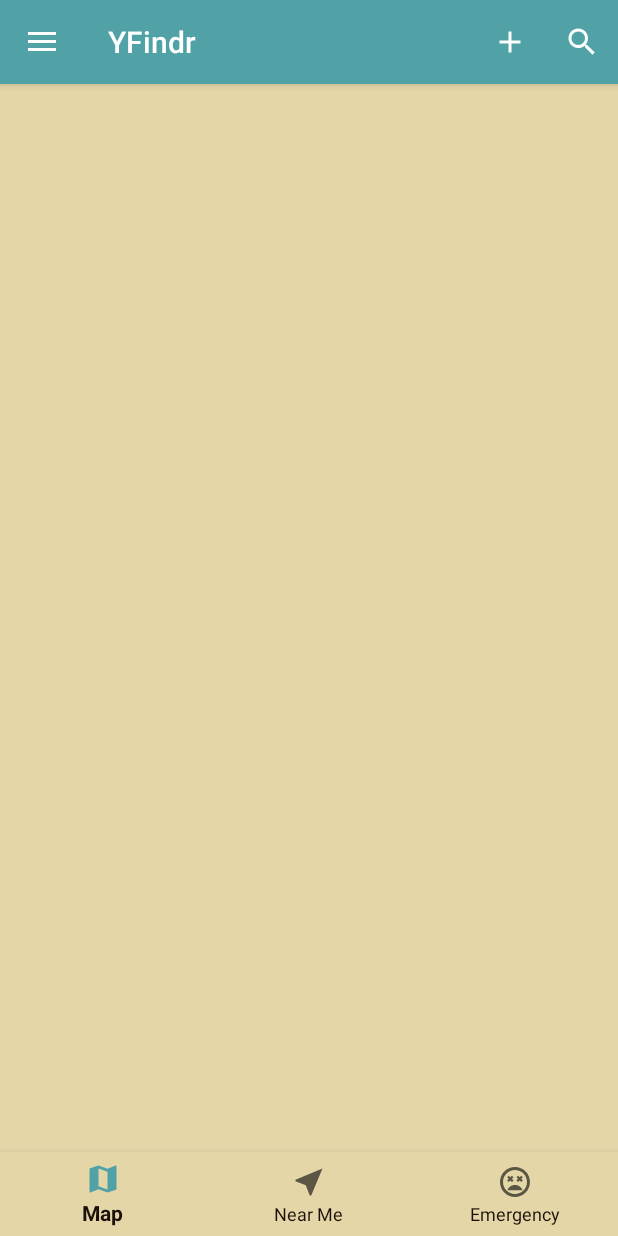
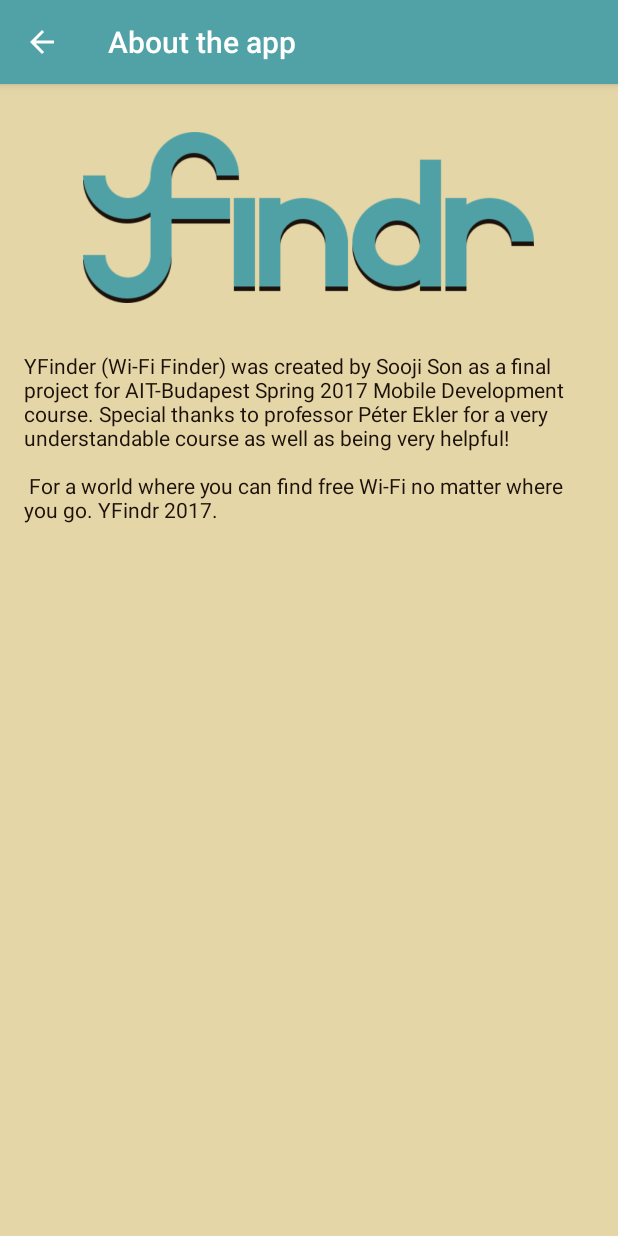
Before and after one commit to soojison/YFindr, an Android app: the screen it shows after launch once a user with an empty profile is signed in (MainActivity before the commit, AboutActivity after it), after a tap on "About", on a phone screen of 412 x 824 dp. Run offline under Robolectric (Android 15) with nearby library versions, the phone set to English and light mode, and no system bars; our stand-ins replace ButterKnife, Firebase (no records; nobody signed in at launch, a user with empty details on screens opened directly); libraries missing offline, so code that uses them is left out: com.ncapdevi.fragnav; 5 statements that could not run were skipped; 2 other taps on this screen came first.

Commit message:
YFindr: Basic features completed, now to cacheing

```diff
--- a/app/src/main/AndroidManifest.xml
+++ b/app/src/main/AndroidManifest.xml
@@ -39,7 +39,10 @@
         <activity
             android:name=".AddActivity"
             android:theme="@style/MainTheme" />
-        <activity android:name=".DetailsActivity"
+        <activity
+            android:name=".DetailsActivity"
+            android:theme="@style/MainTheme" />
+        <activity android:name=".AboutActivity"
             android:theme="@style/MainTheme"/>
     </application>
 
--- /dev/null
+++ b/app/src/main/java/io/github/soojison/yfindr/AboutActivity.java
@@ -0,0 +1,31 @@
+package io.github.soojison.yfindr;
+
+import android.support.v7.app.AppCompatActivity;
+import android.os.Bundle;
+import android.support.v7.widget.Toolbar;
+import android.view.View;
+
+public class AboutActivity extends AppCompatActivity {
+
+    @Override
+    protected void onCreate(Bundle savedInstanceState) {
+        super.onCreate(savedInstanceState);
+        setContentView(R.layout.activity_about);
+        initializeToolbar();
+    }
+
+    private void initializeToolbar() {
+        Toolbar toolbar = (Toolbar) findViewById(R.id.toolbar);
+        setSupportActionBar(toolbar);
+        if (getSupportActionBar() != null) {
+            getSupportActionBar().setTitle(R.string.title_activity_about);
+            getSupportActionBar().setDisplayHomeAsUpEnabled(true);
+        }
+        toolbar.setNavigationOnClickListener(new View.OnClickListener() {
+            @Override
+            public void onClick(View v) {
+                onBackPressed();
+            }
+        });
+    }
+}
--- a/app/src/main/java/io/github/soojison/yfindr/AddActivity.java
+++ b/app/src/main/java/io/github/soojison/yfindr/AddActivity.java
@@ -26,7 +26,6 @@ import com.google.firebase.database.FirebaseDatabase;
 
 import butterknife.BindView;
 import butterknife.ButterKnife;
-import butterknife.OnClick;
 import io.github.soojison.yfindr.data.MyLatLng;
 import io.github.soojison.yfindr.data.Pin;
 import xyz.hanks.library.SmallBang;
@@ -70,6 +69,7 @@ public class AddActivity extends AppCompatActivity {
         etAddress.setOnClickListener(new View.OnClickListener() {
             @Override
             public void onClick(View v) {
+                etAddress.setError(null);
                 PlacePicker.IntentBuilder builder = new PlacePicker.IntentBuilder();
                 try {
                     startActivityForResult(builder.build(AddActivity.this), PLACE_PICKER_REQUEST);
@@ -156,10 +156,12 @@ public class AddActivity extends AppCompatActivity {
 
     public boolean isValidPin() {
         if(TextUtils.isEmpty(etNetworkName.getText().toString())) {
+            etNetworkName.requestFocus();
             etNetworkName.setError(getString(R.string.network_name_invalid));
             return false;
         } else if(TextUtils.isEmpty(etAddress.getText().toString())) {
-            // TODO: not sure if this is working
+            etAddress.setFocusableInTouchMode(true);
+            etAddress.requestFocus();
             etAddress.setError(getString(R.string.network_address_invalid));
             return false;
         } else {
--- a/app/src/main/java/io/github/soojison/yfindr/LoginActivity.java
+++ b/app/src/main/java/io/github/soojison/yfindr/LoginActivity.java
@@ -7,8 +7,6 @@ import android.support.design.widget.TextInputEditText;
 import android.support.v7.app.AppCompatActivity;
 import android.os.Bundle;
 import android.text.TextUtils;
-import android.util.Log;
-import android.widget.EditText;
 import android.widget.Toast;
 
 import com.google.android.gms.tasks.OnCompleteListener;
@@ -63,7 +61,6 @@ public class LoginActivity extends AppCompatActivity {
                         FirebaseUser user = task.getResult().getUser();
                         user.updateProfile(new UserProfileChangeRequest.Builder().setDisplayName(
                                 getUsernameFromEmail(user.getEmail())).build());
-                        // TODO: String extract
                         Toast.makeText(LoginActivity.this, R.string.login_registration_successful,
                                 Toast.LENGTH_LONG).show();
                     } else {
@@ -123,7 +120,6 @@ public class LoginActivity extends AppCompatActivity {
 
     private boolean isFormValid() {
         if(TextUtils.isEmpty(etEmail.getText().toString())) {
-            //TODO: extract string
             etEmail.setError(getString(R.string.login_error_email));
             return false;
         } else if(TextUtils.isEmpty(etPassword.getText().toString())) {
--- a/app/src/main/java/io/github/soojison/yfindr/MainActivity.java
+++ b/app/src/main/java/io/github/soojison/yfindr/MainActivity.java
@@ -45,11 +45,10 @@ import io.github.soojison.yfindr.data.Pin;
 import io.github.soojison.yfindr.fragment.MapFragment;
 import io.github.soojison.yfindr.fragment.RecyclerFragment;
 
-// TODO: so how do you prevent user from seeing things when your current location is not ready?
-
 public class MainActivity extends AppCompatActivity
         implements NavigationView.OnNavigationItemSelectedListener, MapFragment.OnLocationUpdatedListener {
 
+    // TODO: Cache data so when the user has no internet connection they can use this app... like smh that's the whole purpose
     public static final String KEY_PIN = "pins";
     private static final int PLACE_AUTOCOMPLETE_REQUEST_CODE = 202;
 
@@ -206,7 +205,7 @@ public class MainActivity extends AppCompatActivity
         if (id == R.id.nav_logout) {
             showLogoutDialog();
         } else if (id == R.id.nav_about) {
-            // TODO: show about
+            startActivity(new Intent(MainActivity.this, AboutActivity.class));
         }
         DrawerLayout drawer = (DrawerLayout) findViewById(R.id.drawer_layout);
         drawer.closeDrawer(GravityCompat.START);
@@ -320,7 +319,6 @@ public class MainActivity extends AppCompatActivity
     @Override
     public void onLocationUpdated(Location location) {
         findNearbyPins(location);
-        Toast.makeText(this, "nearby pins: " + nearbyPins.size(), Toast.LENGTH_SHORT).show();
         getClosestPin(location);
     }
 
--- a/app/src/main/java/io/github/soojison/yfindr/fragment/RecyclerFragment.java
+++ b/app/src/main/java/io/github/soojison/yfindr/fragment/RecyclerFragment.java
@@ -1,6 +1,7 @@
 package io.github.soojison.yfindr.fragment;
 
 
+import android.content.Context;
 import android.os.Bundle;
 import android.support.annotation.Nullable;
 import android.support.v4.app.Fragment;
@@ -59,11 +60,12 @@ public class RecyclerFragment extends Fragment {
     @Override
     public void onResume() {
         super.onResume();
-        Toast.makeText(getContext(), "Resumed", Toast.LENGTH_SHORT).show();
-        populateRecycler();
+        populateRecycler(); // calling it here since the location updates things constantly
     }
 
     private void populateRecycler() {
+        // because of onresume, the recycler should empty when it gets resumed
+        pinAdapter.clear();
         if(((MainActivity) getContext()).getNearbyPins().isEmpty()) {
             // show condolences
             layoutSadface.setVisibility(View.VISIBLE);
--- /dev/null
+++ b/app/src/main/res/layout/activity_about.xml
@@ -0,0 +1,43 @@
+<?xml version="1.0" encoding="utf-8"?>
+<LinearLayout xmlns:android="http://schemas.android.com/apk/res/android"
+    xmlns:app="http://schemas.android.com/apk/res-auto"
+    xmlns:tools="http://schemas.android.com/tools"
+    android:layout_width="match_parent"
+    android:layout_height="match_parent"
+    android:orientation="vertical"
+    tools:context="io.github.soojison.yfindr.AboutActivity">
+
+    <include layout="@layout/toolbar_layout"/>
+
+    <ScrollView
+        android:layout_width="match_parent"
+        android:layout_height="match_parent">
+
+        <LinearLayout
+            android:layout_width="match_parent"
+            android:layout_height="wrap_content"
+            android:orientation="vertical"
+            android:padding="@dimen/activity_horizontal_margin">
+
+            <ImageView
+                android:layout_marginTop="@dimen/activity_horizontal_margin"
+                android:layout_marginBottom="32dp"
+                android:layout_width="wrap_content"
+                android:layout_height="wrap_content"
+                android:src="@drawable/findr_full"
+                android:layout_gravity="center"/>
+
+            <TextView
+                android:layout_width="match_parent"
+                android:layout_height="wrap_content"
+                android:text="@string/lorem_ipsum"
+                android:layout_marginBottom="@dimen/activity_horizontal_margin"/>
+
+        </LinearLayout>
+
+
+    </ScrollView>
+
+
+
+</LinearLayout>
--- a/app/src/main/res/layout/activity_login.xml
+++ b/app/src/main/res/layout/activity_login.xml
@@ -67,7 +67,6 @@
             android:background="@color/colorAccent"
             android:textColor="@android:color/white"
             android:text="Register"/>
-        <!-- TODO: is this even right way to style buttons? -->
 
     </LinearLayout>
 </ScrollView>
--- a/app/src/main/res/values/strings.xml
+++ b/app/src/main/res/values/strings.xml
@@ -3,11 +3,16 @@
     <string name="ait">AIT</string>
     <string name="title_activity_main">YFindr</string>
     <string name="title_activity_add">Add a new pin</string>
+    <string name="title_activity_about">About the app</string>
 
     <string name="navigation_drawer_open">Open navigation drawer</string>
     <string name="navigation_drawer_close">Close navigation drawer</string>
 
     <string name="action_search">Search</string>
+
+    <string name="network_name_invalid">Please provide the name of the network</string>
+    <string name="network_address_invalid">Please provide the address of the network</string>
+    <string name="detail_requires_key">Requires key</string>
 
     <!-- LoginActivity -->
     <string name="error_invalid_email">The email format is not correct</string>
@@ -15,9 +20,7 @@
     <string name="service_not_available">Service Not Available</string>
     <string name="invalid_lat_long_used">Invalid Latitude and Longitude</string>
     <string name="details_title">Network Details</string>
-    <string name="network_name_invalid">Give the network a name</string>
-    <string name="network_address_invalid">Give the address please</string>
-    <string name="detail_requires_key">Requires key</string>
+
     <string name="detail_unlocked_access">Unlocked access</string>
     <string name="dialog_permission_title">Location Permission Needed</string>
     <string name="dialog_permission_message">This app needs the Location permission, please accept to use location functionality</string>
@@ -50,4 +53,9 @@
     <string name="details_get_directions">Get directions</string>
     <string name="details_report">Report</string>
     <string name="sadface_unfortunate">Sadly, there is no known network within 2km radius from your position.</string>
+    <string name="lorem_ipsum">
+        YFinder (Wi-Fi Finder) was created by Sooji Son as a final project for AIT-Budapest Spring 2017 Mobile Development course.
+        Special thanks to professor Péter Ekler for a very understandable course as well as being very helpful!\n\n
+        For a world where you can find free Wi-Fi no matter where you go. YFindr 2017.
+    </string>
 </resources>
```
Also changed, not shown: app/build.gradle (+4 -3 lines), app/src/main/java/io/github/soojison/yfindr/DetailsActivity.java (+0 -9 lines), app/src/main/java/io/github/soojison/yfindr/adapter/PinAdapter.java (+5 -4 lines), app/src/main/java/io/github/soojison/yfindr/fragment/MapFragment.java (+5 -3 lines), app/src/main/res/layout/activity_add.xml (+2 -12 lines).
